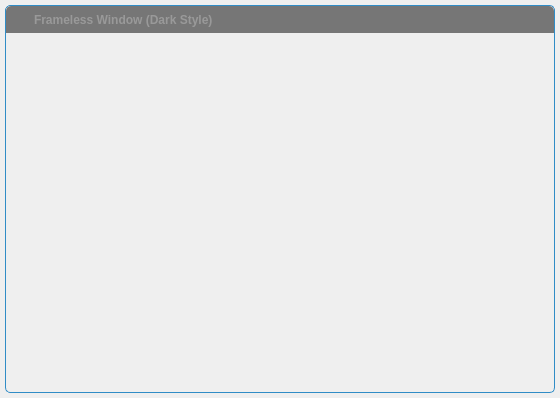
Old version of the form framelesswindow/framelesswindow.ui in the repository r52/PTA.
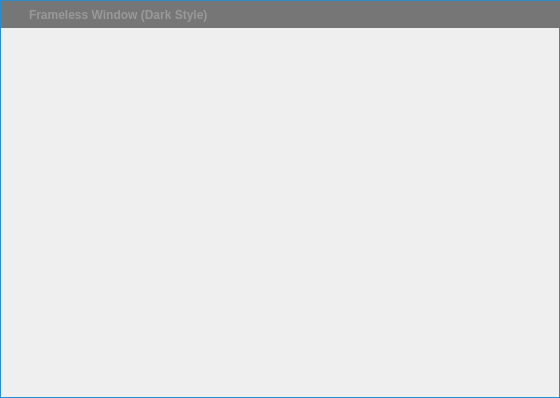
New version of the form. Icons and pictures are not drawn. Custom widgets are drawn as their Qt base class.

Commit message:
Eliminate content margin
High contrast windows themes seems to ignore no system background and
translucent background flags leaving an ugly border, so try and get rid
of the margin to see if it hides the 'border'.

Also get rid of rounded edges to hide any other border issues.

```diff
--- a/framelesswindow/framelesswindow.ui
+++ b/framelesswindow/framelesswindow.ui
@@ -21,16 +21,16 @@
     <number>0</number>
    </property>
    <property name="leftMargin">
-    <number>5</number>
+    <number>0</number>
    </property>
    <property name="topMargin">
-    <number>5</number>
+    <number>0</number>
    </property>
    <property name="rightMargin">
-    <number>5</number>
+    <number>0</number>
    </property>
    <property name="bottomMargin">
-    <number>5</number>
+    <number>0</number>
    </property>
    <item>
     <widget class="QWidget" name="windowFrame" native="true">
@@ -38,7 +38,7 @@
       <bool>false</bool>
      </property>
      <property name="styleSheet">
-      <string notr="true">#windowFrame{border:1px solid palette(highlight); border-radius:5px 5px 5px 5px; background-color:palette(Window);}</string>
+      <string notr="true">#windowFrame{border:1px solid palette(highlight); background-color:palette(Window);}</string>
      </property>
      <layout class="QVBoxLayout" name="verticalLayout">
       <property name="spacing">
@@ -74,7 +74,7 @@
          <bool>false</bool>
         </property>
         <property name="styleSheet">
-         <string notr="true">#windowTitlebar{border: 0px none palette(base); border-top-left-radius:5px; border-top-right-radius:5px; background-color:palette(shadow); height:20px;}</string>
+         <string notr="true">#windowTitlebar{border: 0px none palette(base); background-color:palette(shadow); height:20px;}</string>
         </property>
         <layout class="QHBoxLayout" name="horizontalLayout" stretch="0,0,1,0,0,0,0">
          <property name="spacing">
@@ -263,7 +263,6 @@
         <property name="styleSheet">
          <string notr="true">#windowContent{
   border: 0px none palette(base);
-  border-radius:0px 0px 5px 5px;
 }</string>
         </property>
         <layout class="QVBoxLayout" name="verticalLayout_3">
```
The commit also changes 2 other files.
